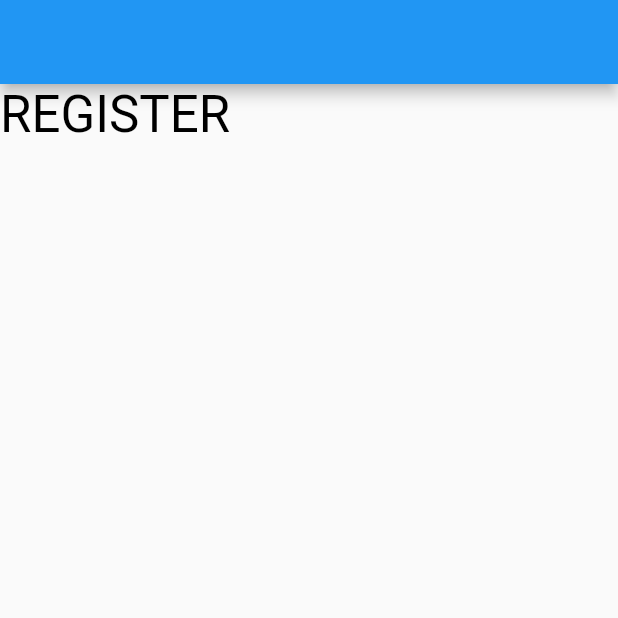
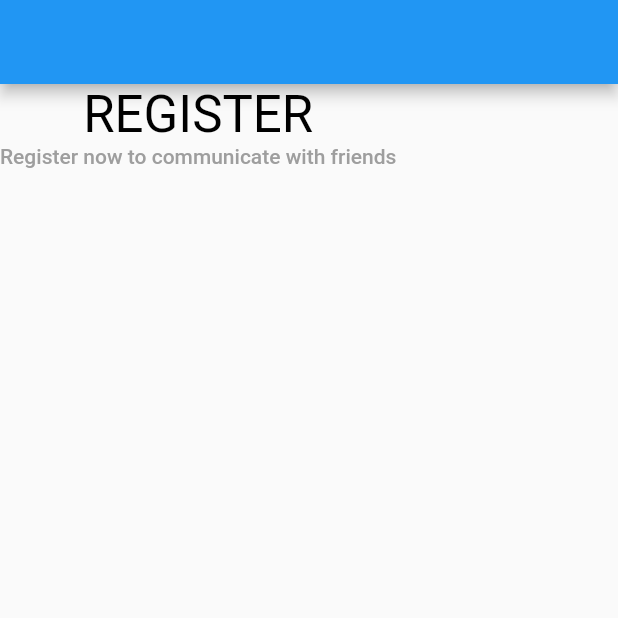
Before and after one commit to Devsaci/manssour_chat_social_app, a Flutter app: the screen it shows after launch, on a phone screen of 412 x 824 dp, the top half of it. Run offline on Flutter 3.47's test engine with Material 2 defaults, Android fonts, the phone set to English and light mode, and no system bars; our stand-ins replace bloc, conditional_builder_null_safety, dio, flutter_bloc, fluttertoast, shared_preferences; accounts and stored records are empty.

Commit message:
Text 'Register now to communicate with friends'

```diff
--- a/lib/modules/social_register/social_register_screen.dart
+++ b/lib/modules/social_register/social_register_screen.dart
@@ -19,6 +19,12 @@ class SocialRegisterScreen  extends StatelessWidget {
               color: Colors.black,
             ),
           ),
+          Text(
+            'Register now to communicate with friends',
+            style: Theme.of(context).textTheme.bodyText1?.copyWith(
+              color: Colors.grey,
+            ),
+          ),
 
         ],
       ),
```
